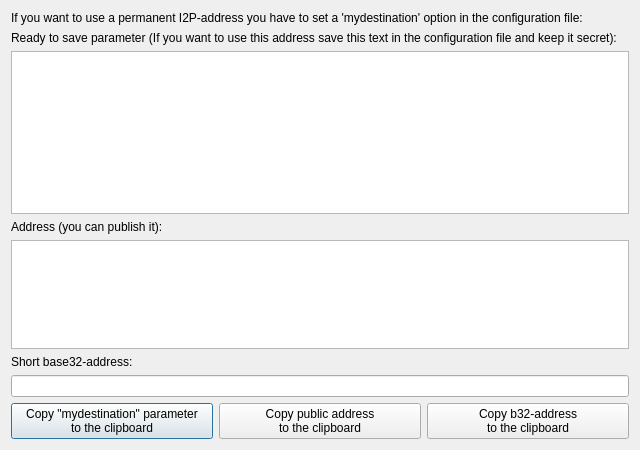
Before: the Qt Designer form src/qt/forms/showi2paddresses.ui in GOSTSec/gostcoin, drawn with Qt 5.
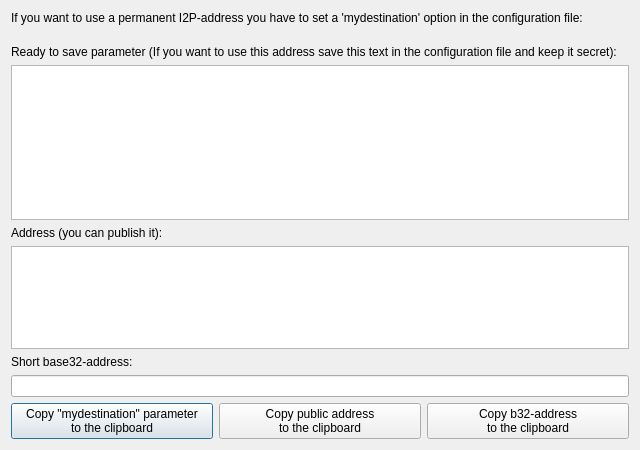
After: the same form once the commit is applied.

```diff
--- a/src/qt/forms/showi2paddresses.ui
+++ b/src/qt/forms/showi2paddresses.ui
@@ -23,7 +23,8 @@
    <item>
     <widget class="QLabel" name="label">
      <property name="text">
-      <string>If you want to use a permanent I2P-address you have to set a 'mydestination' option in the configuration file:</string>
+      <string>If you want to use a permanent I2P-address you have to set a 'mydestination' option in the configuration file:
+</string>
      </property>
      <property name="wordWrap">
       <bool>true</bool>
```
